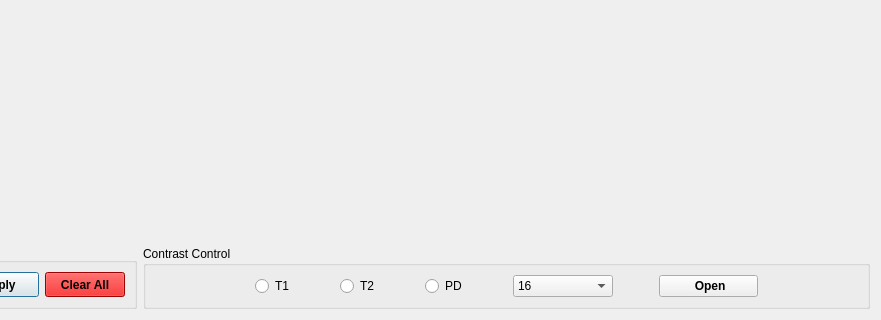
This is src/ui/Phantom.ui in Mostafa-Medhat/MRI-Phantom as Qt 5 draws it before an edit; both pictures show x 319 to 1200 and y 440 to 760 of the 1200 by 760 pixel window. The edited form follows.
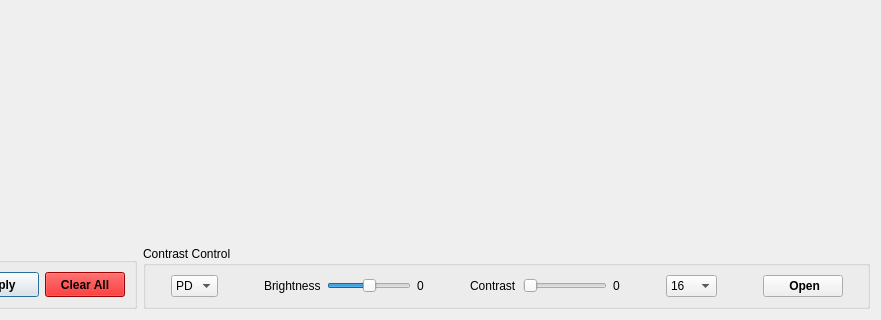
This is the edited form. Icons and pictures are not drawn.

Commit message: Add Brightness & Contrast Sliders

Patch:
```diff
--- a/src/ui/Phantom.ui
+++ b/src/ui/Phantom.ui
@@ -424,7 +424,7 @@
          <property name="title">
           <string>Contrast Control</string>
          </property>
-         <layout class="QHBoxLayout" name="horizontalLayout_4" stretch="1,0,0,0,0,0,0,1,0,1,1">
+         <layout class="QHBoxLayout" name="horizontalLayout_4" stretch="1,1,0,0,0,0,0,0,0,0,0,1,0,1,1">
           <item>
            <spacer name="horizontalSpacer_3">
             <property name="orientation">
@@ -439,9 +439,61 @@
            </spacer>
           </item>
           <item>
-           <widget class="QRadioButton" name="radioButton">
+           <widget class="QComboBox" name="comboBox">
+            <item>
+             <property name="text">
+              <string>PD</string>
+             </property>
+            </item>
+            <item>
+             <property name="text">
+              <string>T1</string>
+             </property>
+            </item>
+            <item>
+             <property name="text">
+              <string>T2</string>
+             </property>
+            </item>
+           </widget>
+          </item>
+          <item>
+           <spacer name="horizontalSpacer_4">
+            <property name="orientation">
+             <enum>Qt::Horizontal</enum>
+            </property>
+            <property name="sizeHint" stdset="0">
+             <size>
+              <width>40</width>
+              <height>20</height>
+             </size>
+            </property>
+           </spacer>
+          </item>
+          <item>
+           <widget class="QLabel" name="label_9">
             <property name="text">
-             <string>T1</string>
+             <string>Brightness</string>
+            </property>
+           </widget>
+          </item>
+          <item>
+           <widget class="QSlider" name="horizontalSlider_brightness">
+            <property name="minimum">
+             <number>-127</number>
+            </property>
+            <property name="maximum">
+             <number>127</number>
+            </property>
+            <property name="orientation">
+             <enum>Qt::Horizontal</enum>
+            </property>
+           </widget>
+          </item>
+          <item>
+           <widget class="QLabel" name="label_11">
+            <property name="text">
+             <string>0</string>
             </property>
            </widget>
           </item>
@@ -459,9 +511,29 @@
            </spacer>
           </item>
           <item>
-           <widget class="QRadioButton" name="radioButton_2">
+           <widget class="QLabel" name="label_10">
             <property name="text">
-             <string>T2</string>
+             <string>Contrast</string>
+            </property>
+           </widget>
+          </item>
+          <item>
+           <widget class="QSlider" name="horizontalSlider_contrast">
+            <property name="minimum">
+             <number>0</number>
+            </property>
+            <property name="maximum">
+             <number>127</number>
+            </property>
+            <property name="orientation">
+             <enum>Qt::Horizontal</enum>
+            </property>
+           </widget>
+          </item>
+          <item>
+           <widget class="QLabel" name="label_12">
+            <property name="text">
+             <string>0</string>
             </property>
            </widget>
           </item>
@@ -478,26 +550,6 @@
             </property>
            </spacer>
           </item>
-          <item>
-           <widget class="QRadioButton" name="radioButton_3">
-            <property name="text">
-             <string>PD</string>
-            </property>
-           </widget>
-          </item>
-          <item>
-           <spacer name="horizontalSpacer_4">
-            <property name="orientation">
-             <enum>Qt::Horizontal</enum>
-            </property>
-            <property name="sizeHint" stdset="0">
-             <size>
-              <width>40</width>
-              <height>20</height>
-             </size>
-            </property>
-           </spacer>
-          </item>
           <item>
            <widget class="QComboBox" name="comboBox_kspace_size">
             <property name="font">
```
Left out of the diff: 35 changed lines with no effect on the pictures. The commit also changes 1 other file.
